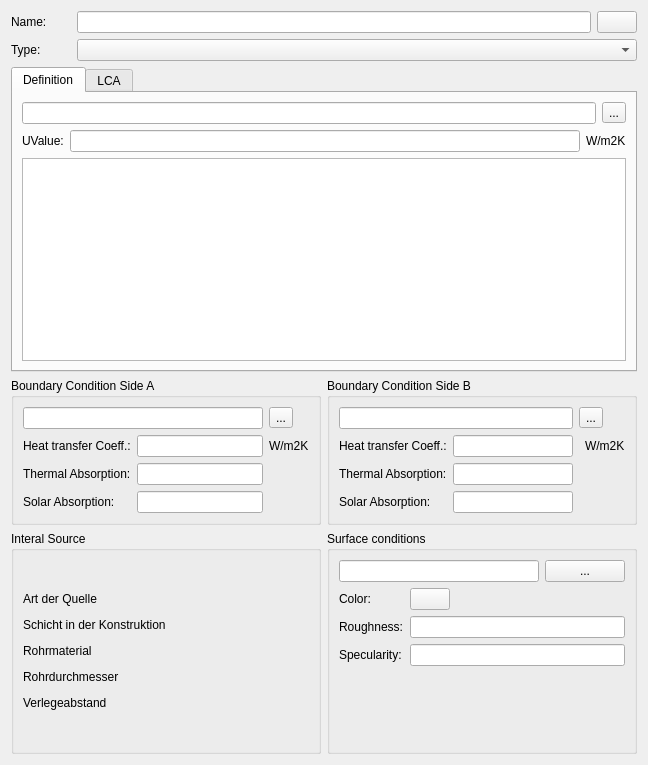
ghorwin/SIM-VICUS, file SIM-VICUS/src/SVDBComponentEditWidget.ui: the form before one commit.
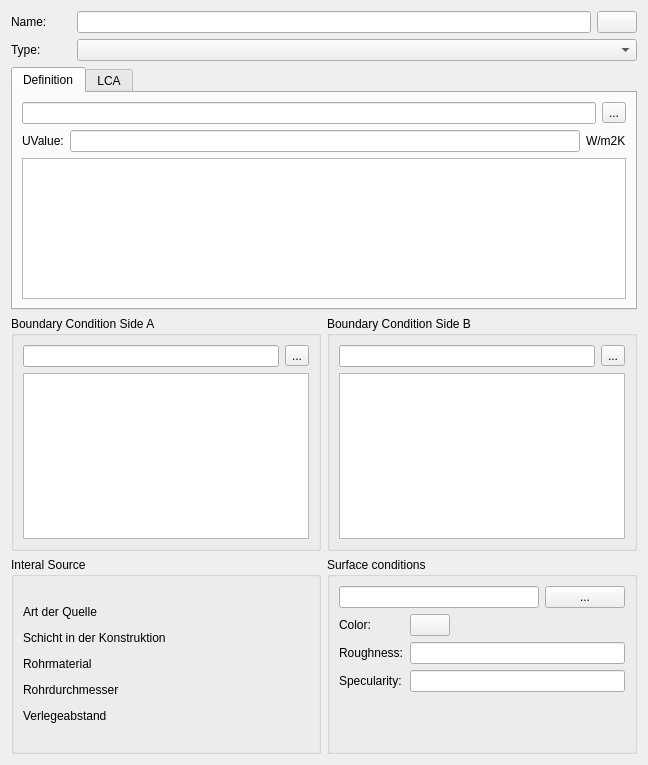
The form after the commit. Custom widgets are drawn as their Qt base class.

Patch:
```diff
--- a/SIM-VICUS/src/SVDBComponentEditWidget.ui
+++ b/SIM-VICUS/src/SVDBComponentEditWidget.ui
@@ -133,66 +133,19 @@
         <string>Boundary Condition Side A</string>
        </property>
        <layout class="QGridLayout" name="gridLayout_2">
-        <item row="1" column="0">
-         <widget class="QLabel" name="labelUValue_8">
-          <property name="text">
-           <string>Heat transfer Coeff.:</string>
-          </property>
-         </widget>
-        </item>
-        <item row="0" column="0" colspan="2">
+        <item row="0" column="0">
          <widget class="QLineEdit" name="lineEditBoundaryConditionSideAName"/>
         </item>
-        <item row="2" column="0">
-         <widget class="QLabel" name="labelUValue_3">
-          <property name="text">
-           <string>Thermal Absorption:</string>
-          </property>
-         </widget>
-        </item>
-        <item row="2" column="1">
-         <widget class="QtExt::ValidatingLineEdit" name="lineEditThermalAbsorptionSideA"/>
-        </item>
-        <item row="1" column="1">
-         <widget class="QtExt::ValidatingLineEdit" name="lineEditHeatTransferCoeffSideA"/>
-        </item>
-        <item row="3" column="0">
-         <widget class="QLabel" name="labelUValue_6">
-          <property name="text">
-           <string>Solar Absorption:</string>
-          </property>
-         </widget>
-        </item>
-        <item row="2" column="3" rowspan="2">
-         <spacer name="verticalSpacer">
-          <property name="orientation">
-           <enum>Qt::Vertical</enum>
-          </property>
-          <property name="sizeHint" stdset="0">
-           <size>
-            <width>20</width>
-            <height>53</height>
-           </size>
-          </property>
-         </spacer>
-        </item>
-        <item row="1" column="3">
-         <widget class="QLabel" name="labelUValue_7">
-          <property name="text">
-           <string>W/m2K</string>
-          </property>
-         </widget>
-        </item>
-        <item row="3" column="1">
-         <widget class="QtExt::ValidatingLineEdit" name="lineEditSolarAbsorptionSideA"/>
-        </item>
-        <item row="0" column="3">
+        <item row="0" column="1">
          <widget class="QToolButton" name="toolButtonSelectBoundaryConditionSideAName">
           <property name="text">
            <string>...</string>
           </property>
          </widget>
         </item>
+        <item row="1" column="0" colspan="2">
+         <widget class="QTextBrowser" name="textBrowserBCSideA"/>
+        </item>
        </layout>
       </widget>
      </item>
@@ -202,66 +155,19 @@
         <string>Boundary Condition Side B</string>
        </property>
        <layout class="QGridLayout" name="gridLayout_3">
-        <item row="1" column="3">
-         <widget class="QLabel" name="labelUValue_10">
-          <property name="text">
-           <string>W/m2K</string>
-          </property>
-         </widget>
-        </item>
-        <item row="1" column="1">
-         <widget class="QtExt::ValidatingLineEdit" name="lineEditHeatTransferCoeffSideB"/>
-        </item>
-        <item row="3" column="1">
-         <widget class="QtExt::ValidatingLineEdit" name="lineEditSolarAbsorptionSideB"/>
-        </item>
-        <item row="2" column="0">
-         <widget class="QLabel" name="labelUValue_4">
-          <property name="text">
-           <string>Thermal Absorption:</string>
-          </property>
-         </widget>
-        </item>
-        <item row="1" column="0">
-         <widget class="QLabel" name="label_3">
-          <property name="text">
-           <string>Heat transfer Coeff.:</string>
-          </property>
-         </widget>
-        </item>
-        <item row="2" column="1">
-         <widget class="QtExt::ValidatingLineEdit" name="lineEditThermalAbsorptionSideB"/>
-        </item>
-        <item row="0" column="0" colspan="2">
+        <item row="0" column="0">
          <widget class="QLineEdit" name="lineEditBoundaryConditionSideBName"/>
         </item>
-        <item row="3" column="0">
-         <widget class="QLabel" name="labelUValue_11">
-          <property name="text">
-           <string>Solar Absorption:</string>
-          </property>
-         </widget>
-        </item>
-        <item row="2" column="3" rowspan="2">
-         <spacer name="verticalSpacer_2">
-          <property name="orientation">
-           <enum>Qt::Vertical</enum>
-          </property>
-          <property name="sizeHint" stdset="0">
-           <size>
-            <width>20</width>
-            <height>53</height>
-           </size>
-          </property>
-         </spacer>
-        </item>
-        <item row="0" column="2" colspan="2">
+        <item row="0" column="1">
          <widget class="QToolButton" name="toolButtonSelectBoundaryConditionSideBName">
           <property name="text">
            <string>...</string>
           </property>
          </widget>
         </item>
+        <item row="1" column="0" colspan="2">
+         <widget class="QTextBrowser" name="textBrowserBCSideB"/>
+        </item>
        </layout>
       </widget>
      </item>
```
